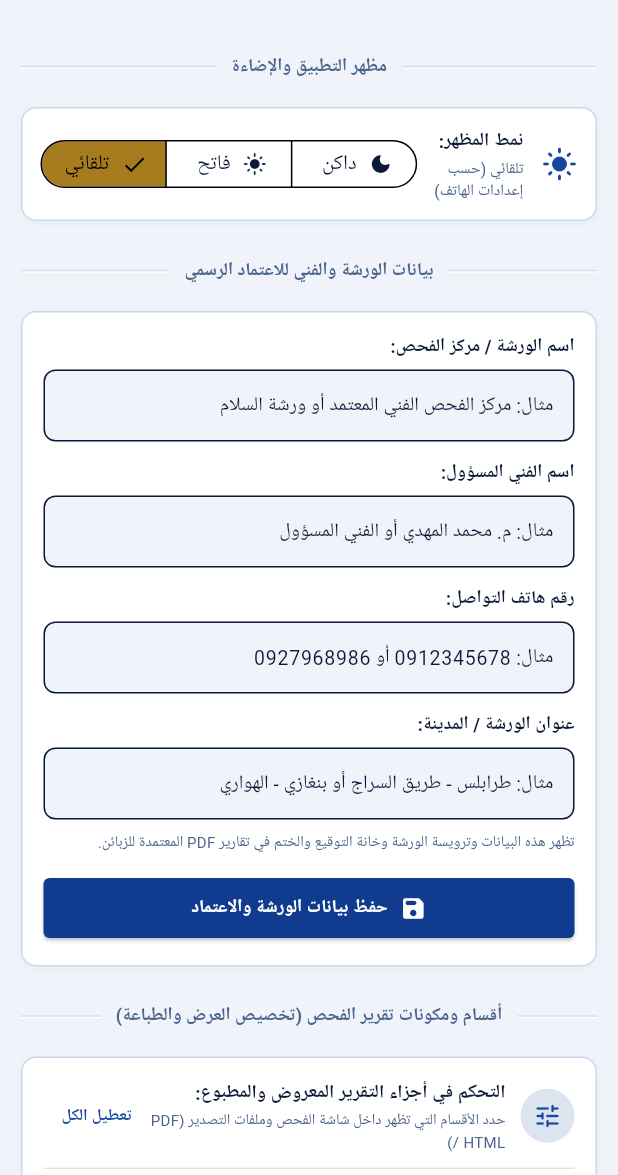
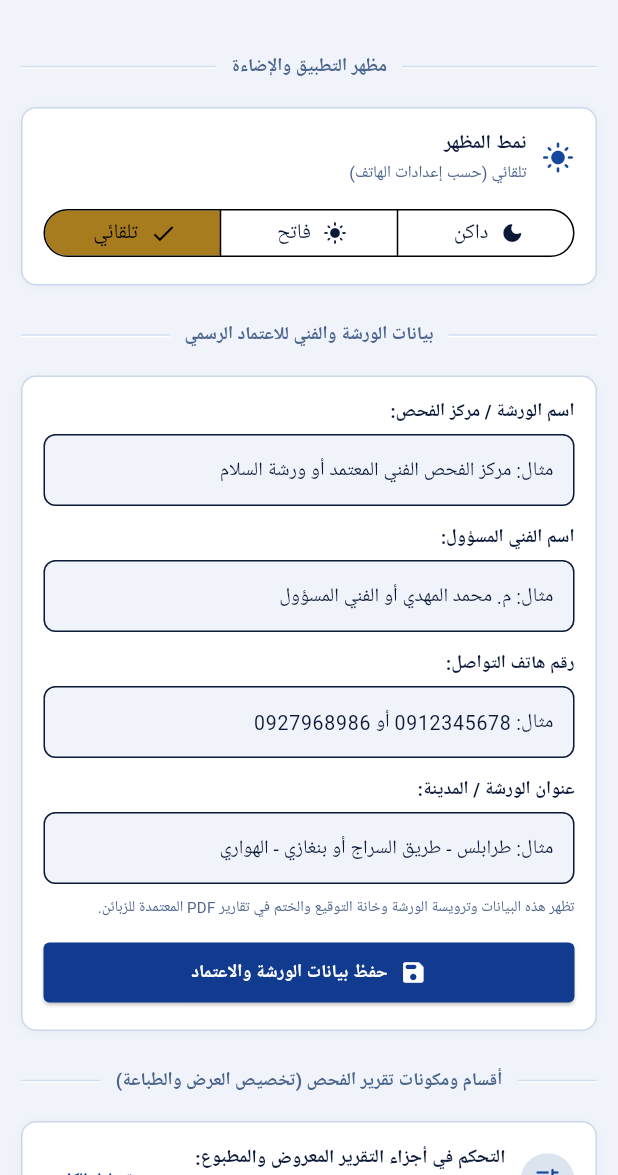
Before and after one commit to malgaroshy-maker/kashif-ai-car-report, a Flutter app: the SettingsScreen screen opened directly, on a phone screen of 412 x 824 dp, the part 61-1236 px from its top. Run offline on Flutter 3.47's test engine with Material 3 defaults, Android fonts, the phone set to English and light mode, and no system bars; our stand-ins replace dio, file_picker, flutter_riverpod, google_fonts, hive_flutter, image_picker and 6 more; missing offline and left inert: dart:html, qr; accounts and stored records are empty; Roboto replaces fonts that are missing (Azeret Mono, Readex Pro).

Commit message:
fix(settings): resolve vertically squished theme mode selector layout and bump version to 1.2.1

```diff
--- a/kashif_mobile/lib/presentation/screens/settings_screen.dart
+++ b/kashif_mobile/lib/presentation/screens/settings_screen.dart
@@ -724,25 +724,28 @@ class _SettingsScreenState extends ConsumerState<SettingsScreen> {
             const MoldedRib(label: 'مظهر التطبيق والإضاءة'),
             const SizedBox(height: 10),
             FuseCell(
-              padding: const EdgeInsets.all(12),
-              child: Row(
+              padding: const EdgeInsets.all(14),
+              child: Column(
+                crossAxisAlignment: CrossAxisAlignment.start,
+                children: [
+                  Row(
                     children: [
                       Icon(
                         s.themeMode == ThemeMode.dark
                             ? Icons.dark_mode_rounded
                             : Icons.light_mode_rounded,
                         color: isDark ? KashifColors.goldLight : KashifColors.royalBlue,
-                    size: 24,
-                  ),
-                  const SizedBox(width: 12),
+                        size: 22,
+                      ),
+                      const SizedBox(width: 10),
                       Expanded(
                         child: Column(
                           crossAxisAlignment: CrossAxisAlignment.start,
                           children: [
                             Text(
-                          'نمط المظهر:',
-                          style: KashifTypography.arabic(
-                            fontSize: 12.5,
+                              'نمط المظهر',
+                              style: KashifTypography.arabic(
+                                fontSize: 13,
                                 fontWeight: FontWeight.bold,
                               ),
                             ),
@@ -754,7 +757,7 @@ class _SettingsScreenState extends ConsumerState<SettingsScreen> {
                                       ? 'الوضع النهاري (الفاتح)'
                                       : 'تلقائي (حسب إعدادات الهاتف)',
                               style: KashifTypography.arabic(
-                            fontSize: 10.5,
+                                fontSize: 11,
                                 color: isDark
                                     ? KashifColors.darkTextMuted
                                     : KashifColors.lightTextMuted,
@@ -763,8 +766,12 @@ class _SettingsScreenState extends ConsumerState<SettingsScreen> {
                           ],
                         ),
                       ),
-                  const SizedBox(width: 8),
-                  SegmentedButton<ThemeMode>(
+                    ],
+                  ),
+                  const SizedBox(height: 12),
+                  SizedBox(
+                    width: double.infinity,
+                    child: SegmentedButton<ThemeMode>(
                       segments: const [
                         ButtonSegment(
                           value: ThemeMode.dark,
@@ -788,6 +795,7 @@ class _SettingsScreenState extends ConsumerState<SettingsScreen> {
                       },
                       style: SegmentedButton.styleFrom(
                         visualDensity: VisualDensity.compact,
+                      ),
                     ),
                   ),
                 ],
@@ -2114,7 +2122,7 @@ class _SettingsScreenState extends ConsumerState<SettingsScreen> {
                   ),
                   const SizedBox(height: 12),
                   Text(
-                    'Flow Cars للأندرويد — الإصدار 1.2.0',
+                    'Flow Cars للأندرويد — الإصدار 1.2.1',
                     style: KashifTypography.arabic(
                       fontSize: 12,
                       fontWeight: FontWeight.bold,
--- a/kashif_mobile/pubspec.yaml
+++ b/kashif_mobile/pubspec.yaml
@@ -16,7 +16,7 @@ publish_to: 'none' # Remove this line if you wish to publish to pub.dev
 # https://developer.apple.com/library/archive/documentation/General/Reference/InfoPlistKeyReference/Articles/CoreFoundationKeys.html
 # In Windows, build-name is used as the major, minor, and patch parts
 # of the product and file versions while build-number is used as the build suffix.
-version: 1.2.0+3
+version: 1.2.1+4
 
 environment:
   sdk: ^3.13.0
```
Also changed, not shown: 1 other file. Lines whose indentation alone changed are shown as unchanged.
